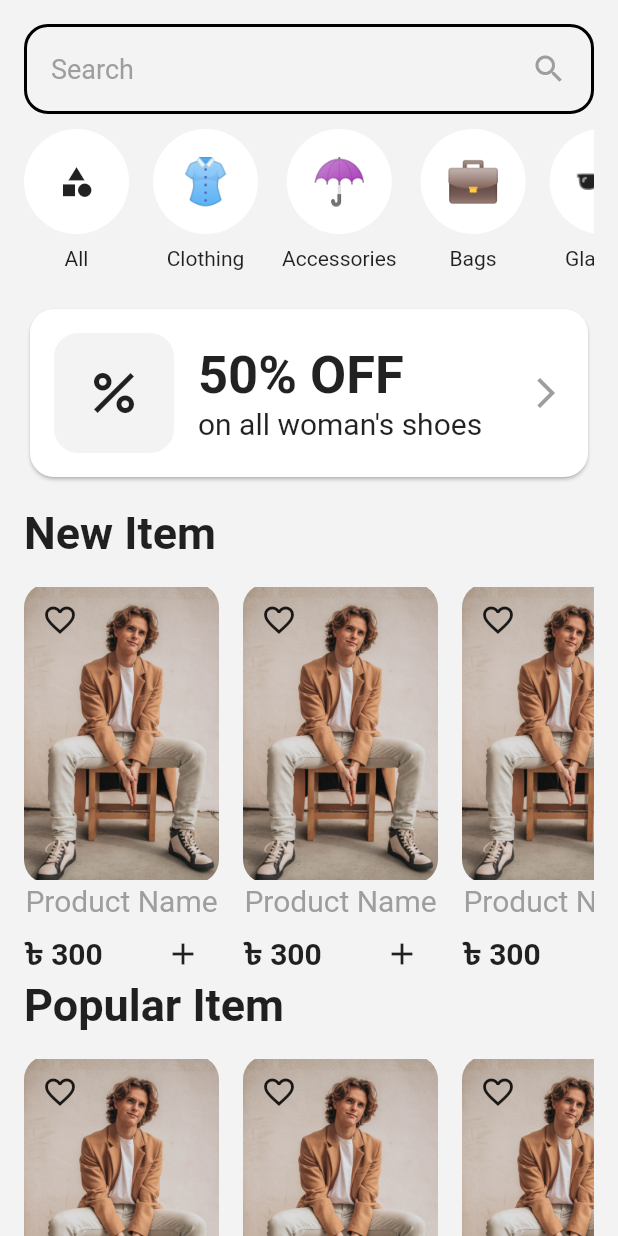
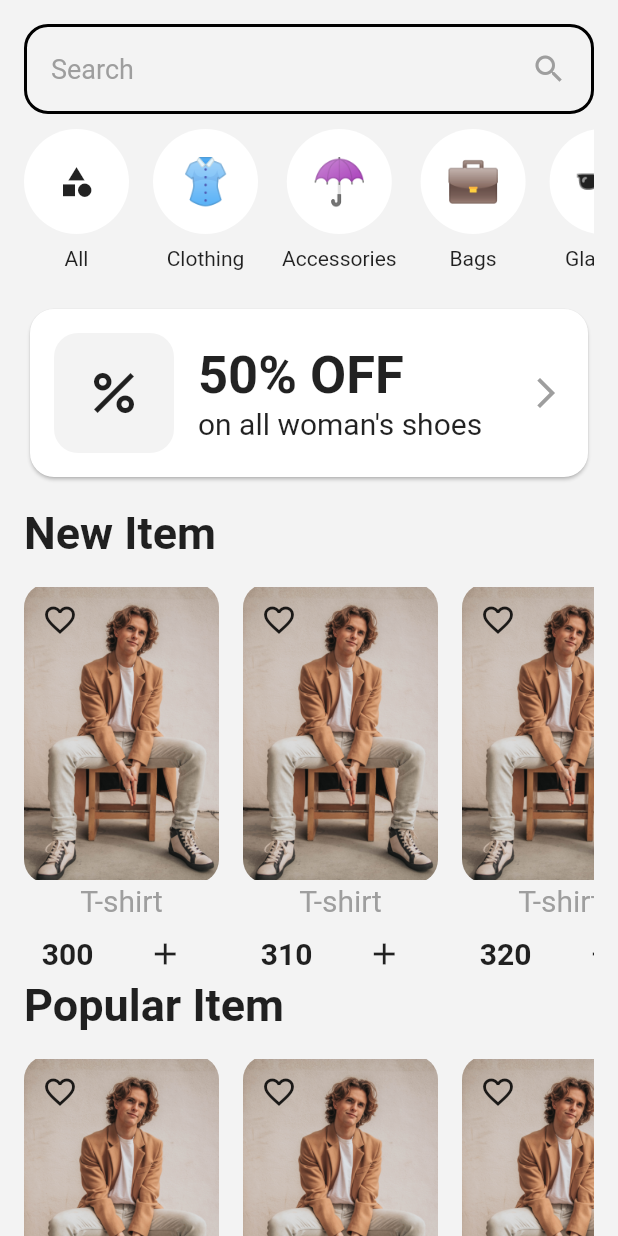
Before and after one commit to srksifat-dev/cloathy, a Flutter app: the HomeScreen screen opened directly, on a phone screen of 412 x 824 dp. Run offline on Flutter 3.47's test engine with Material 2 defaults, Android fonts, the phone set to English and light mode, and no system bars.

Commit message:
product model created

```diff
--- a/lib/dummy/dummy_category.dart
+++ b/lib/dummy/dummy_category.dart
@@ -57,4 +57,10 @@ List<Category> categories = [
         "👘",
         style: TextStyle(fontSize: 30),
       )),
+      Category(
+      label: "Shoes",
+      icon: const Text(
+        "👟",
+        style: TextStyle(fontSize: 30),
+      )),
 ];
--- /dev/null
+++ b/lib/dummy/dummy_product.dart
@@ -0,0 +1,76 @@
+import 'package:cloathy/dummy/dummy_category.dart';
+
+import '../models/product.dart';
+
+List<Product> dummyProducts = [
+  Product(
+    productID: "01",
+    productName: "T-shirt",
+    price: 300,
+    imageUrl: "assets/images/men.jpg",
+    category: categories[0],
+  ),
+  Product(
+    productID: "02",
+    productName: "T-shirt",
+    price: 310,
+    imageUrl: "assets/images/men.jpg",
+    category: categories[1],
+  ),
+  Product(
+    productID: "03",
+    productName: "T-shirt",
+    price: 320,
+    imageUrl: "assets/images/men.jpg",
+    category: categories[2],
+  ),
+  Product(
+    productID: "04",
+    productName: "T-shirt",
+    price: 330,
+    imageUrl: "assets/images/men.jpg",
+    category: categories[3],
+  ),
+  Product(
+    productID: "05",
+    productName: "T-shirt",
+    price: 340,
+    imageUrl: "assets/images/men.jpg",
+    category: categories[4],
+  ),
+  Product(
+    productID: "06",
+    productName: "T-shirt",
+    price: 350,
+    imageUrl: "assets/images/men.jpg",
+    category: categories[5],
+  ),
+  Product(
+    productID: "07",
+    productName: "T-shirt",
+    price: 360,
+    imageUrl: "assets/images/men.jpg",
+    category: categories[6],
+  ),
+  Product(
+    productID: "08",
+    productName: "T-shirt",
+    price: 370,
+    imageUrl: "assets/images/men.jpg",
+    category: categories[7],
+  ),
+  Product(
+    productID: "09",
+    productName: "T-shirt",
+    price: 380,
+    imageUrl: "assets/images/men.jpg",
+    category: categories[8],
+  ),
+  Product(
+    productID: "10",
+    productName: "T-shirt",
+    price: 390,
+    imageUrl: "assets/images/men.jpg",
+    category: categories[9],
+  ),
+];
--- a/lib/feature/home/screen/home_screen.dart
+++ b/lib/feature/home/screen/home_screen.dart
@@ -1,7 +1,9 @@
 import 'package:cloathy/dummy/dummy_category.dart';
+import 'package:cloathy/dummy/dummy_product.dart';
 import 'package:cloathy/feature/home/screen/category_screen.dart';
 import 'package:cloathy/feature/home/widgets/category_card.dart';
 import 'package:cloathy/feature/home/widgets/my_card.dart';
+import 'package:cloathy/feature/home/widgets/product_card.dart';
 import 'package:cloathy/feature/search/screen/search_screen.dart';
 import 'package:flutter/cupertino.dart';
 import 'package:flutter/material.dart';
@@ -33,8 +35,7 @@ class _HomeScreenState extends State<HomeScreen> {
                         child: GestureDetector(
                       onTap: () {
                         Navigator.of(context).push(CupertinoPageRoute(
-                            builder: (context) => SearchScreen(
-                                )));
+                            builder: (context) => SearchScreen()));
                       },
                       // Search and filtering section
                       child: Container(
@@ -153,46 +154,10 @@ class _HomeScreenState extends State<HomeScreen> {
                   child: ListView.separated(
                     scrollDirection: Axis.horizontal,
                     itemBuilder: (context, index) {
-                      return SizedBox(
-                        width: 130,
-                        child: Column(
-                          children: [
-                            Stack(
-                              children: [
-                                ClipRRect(
-                                  borderRadius: BorderRadius.circular(16),
-                                  child: Image.asset(
-                                    "assets/images/men.jpg",
-                                    height: 200,
-                                  ),
-                                ),
-                                IconButton(
-                                    onPressed: () {},
-                                    icon: const Icon(Icons.favorite_border))
-                              ],
-                            ),
-                            const Text(
-                              "Product Name",
-                              style:
-                                  TextStyle(fontSize: 20, color: Colors.grey),
-                            ),
-                            Row(
-                              mainAxisAlignment: MainAxisAlignment.spaceBetween,
-                              children: [
-                                const Text(
-                                  "৳ 300",
-                                  style: TextStyle(
-                                      fontSize: 20,
-                                      fontWeight: FontWeight.bold),
-                                ),
-                                IconButton(
-                                    onPressed: () {},
-                                    icon: const Icon(Icons.add))
-                              ],
-                            )
-                          ],
-                        ),
-                      );
+                      return productCard(
+                          imageUrl: dummyProducts[index].imageUrl,
+                          productName: dummyProducts[index].productName,
+                          price: dummyProducts[index].price);
                     },
                     separatorBuilder: (_, __) => const SizedBox(
                       width: 16,
@@ -216,46 +181,10 @@ class _HomeScreenState extends State<HomeScreen> {
                   child: ListView.separated(
                     scrollDirection: Axis.horizontal,
                     itemBuilder: (context, index) {
-                      return SizedBox(
-                        width: 130,
-                        child: Column(
-                          children: [
-                            Stack(
-                              children: [
-                                ClipRRect(
-                                  borderRadius: BorderRadius.circular(16),
-                                  child: Image.asset(
-                                    "assets/images/men.jpg",
-                                    height: 200,
-                                  ),
-                                ),
-                                IconButton(
-                                    onPressed: () {},
-                                    icon: const Icon(Icons.favorite_border))
-                              ],
-                            ),
-                            const Text(
-                              "Product Name",
-                              style:
-                                  TextStyle(fontSize: 20, color: Colors.grey),
-                            ),
-                            Row(
-                              mainAxisAlignment: MainAxisAlignment.spaceBetween,
-                              children: [
-                                const Text(
-                                  "৳ 300",
-                                  style: TextStyle(
-                                      fontSize: 20,
-                                      fontWeight: FontWeight.bold),
-                                ),
-                                IconButton(
-                                    onPressed: () {},
-                                    icon: const Icon(Icons.add))
-                              ],
-                            )
-                          ],
-                        ),
-                      );
+                      return productCard(
+                          imageUrl: dummyProducts[index].imageUrl,
+                          productName: dummyProducts[index].productName,
+                          price: dummyProducts[index].price);
                     },
                     separatorBuilder: (_, __) => const SizedBox(
                       width: 16,
--- /dev/null
+++ b/lib/feature/home/widgets/product_card.dart
@@ -0,0 +1,43 @@
+import 'package:flutter/cupertino.dart';
+import 'package:flutter/material.dart';
+
+SizedBox productCard({
+  required String imageUrl,
+  required String productName,
+  required int price,
+}) {
+  return SizedBox(
+    width: 130,
+    child: Column(
+      children: [
+        Stack(
+          children: [
+            ClipRRect(
+              borderRadius: BorderRadius.circular(16),
+              child: Image.asset(
+                imageUrl,
+                height: 200,
+              ),
+            ),
+            IconButton(
+                onPressed: () {}, icon: const Icon(Icons.favorite_border))
+          ],
+        ),
+        Text(
+          productName,
+          style: const TextStyle(fontSize: 20, color: Colors.grey),
+        ),
+        Row(
+          mainAxisAlignment: MainAxisAlignment.spaceAround,
+          children: [
+            Text(
+              price.toString(),
+              style: const TextStyle(fontSize: 20, fontWeight: FontWeight.bold),
+            ),
+            IconButton(onPressed: () {}, icon: const Icon(Icons.add))
+          ],
+        )
+      ],
+    ),
+  );
+}
--- /dev/null
+++ b/lib/models/product.dart
@@ -0,0 +1,17 @@
+import 'package:cloathy/models/category.dart';
+
+class Product {
+  final String productID;
+  final String productName;
+  final int price;
+  final String imageUrl;
+  final Category category;
+
+  Product({
+    required this.productID,
+    required this.productName,
+    required this.price,
+    required this.imageUrl,
+    required this.category,
+  });
+}
```
